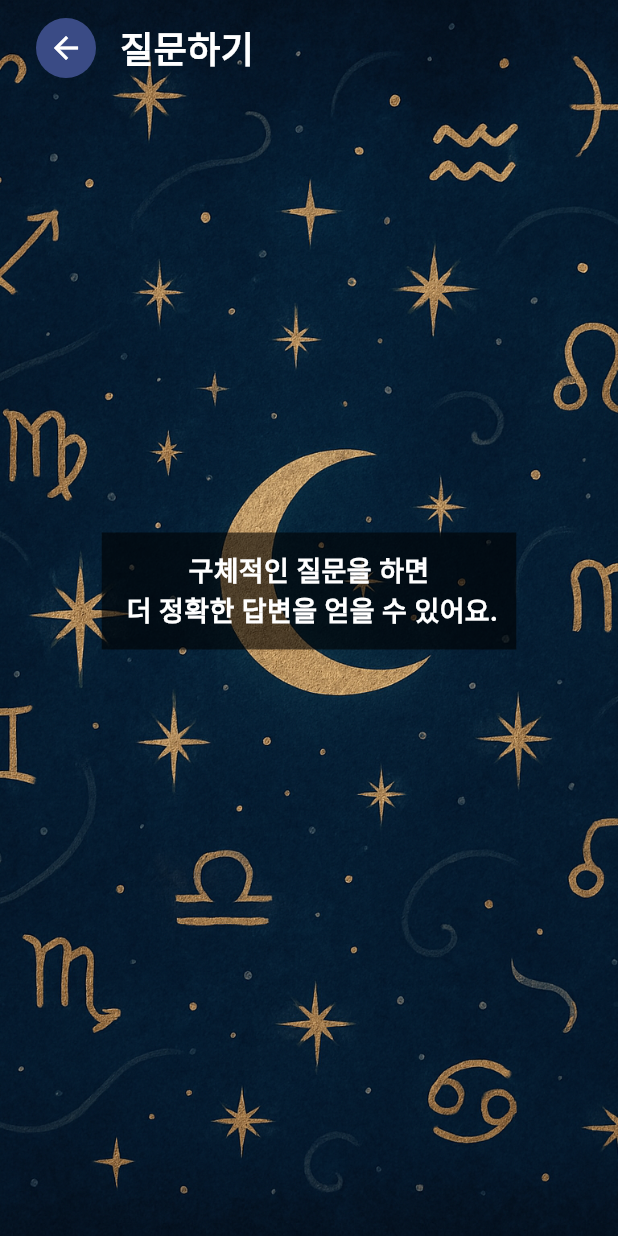
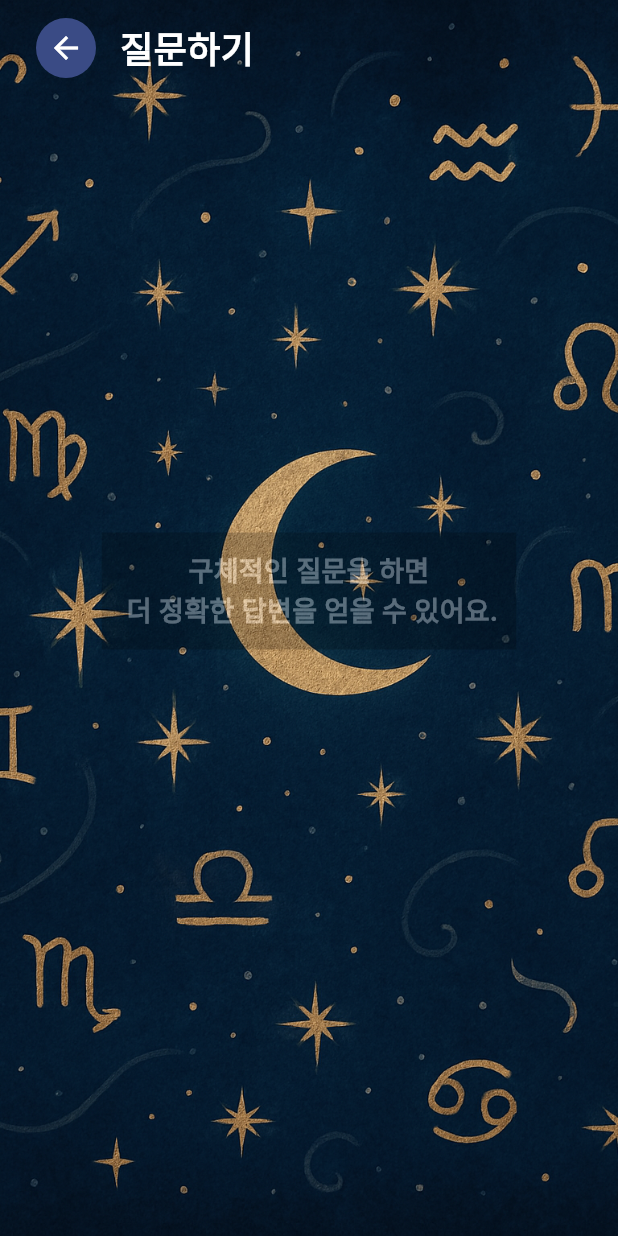
Before and after one commit to choiexe1/book_of_fate, a Flutter app: the screen it shows after launch, after a tap on "질문하기", on a phone screen of 412 x 824 dp. Run offline on Flutter 3.47's test engine with Material 3 defaults, Android fonts, the phone set to English and light mode, and no system bars; our stand-ins replace freezed_annotation, go_router; generated files the repository leaves out were written again; Roboto replaces fonts that are missing (Pretendart).

Commit message:
feat: ask screen

```diff
--- a/lib/presentation/ask/ask_screen.dart
+++ b/lib/presentation/ask/ask_screen.dart
@@ -1,65 +1,29 @@
+import 'package:book_of_fate/presentation/components/background_container.dart';
 import 'package:book_of_fate/presentation/components/gradient_button.dart';
+import 'package:book_of_fate/ui/app_color.dart';
+import 'package:book_of_fate/ui/app_font.dart';
 import 'package:flutter/material.dart';
 import 'package:go_router/go_router.dart';
 
-import 'package:book_of_fate/presentation/components/background_container.dart';
-import 'package:book_of_fate/ui/app_color.dart';
-import 'package:book_of_fate/ui/app_font.dart';
-
 class AskScreen extends StatefulWidget {
   const AskScreen({super.key});
-
   @override
   State<AskScreen> createState() => _AskScreenState();
 }
 
-class _AskScreenState extends State<AskScreen> with TickerProviderStateMixin {
-  int _step = 0;
+class _AskScreenState extends State<AskScreen> {
+  int guideStep = 0;
+  bool _showButton = false;
 
-  late final AnimationController _textFadeController;
-  late final AnimationController _buttonFadeController;
-
-  final List<String> _stepsText = [
+  final List<String> guides = [
     '구체적인 질문을 하면\n 더 정확한 답변을 얻을 수 있어요.',
     '질문을 천천히 떠올려보세요.',
-    '충분히 준비가 된 이후에 답변을 확인해보세요.',
+    '충분히 준비가 됐다면, 답변을 확인해보세요.',
   ];
 
   @override
   void initState() {
     super.initState();
-
-    _textFadeController = AnimationController(
-      vsync: this,
-      duration: const Duration(milliseconds: 800),
-    );
-
-    _buttonFadeController = AnimationController(
-      vsync: this,
-      duration: const Duration(milliseconds: 1000),
-    );
-
-    _startSteps();
-  }
-
-  Future<void> _startSteps() async {
-    for (int i = 0; i < _stepsText.length; i++) {
-      setState(() {
-        _step = i;
-      });
-
-      _textFadeController.forward(from: 0.0);
-      await Future.delayed(const Duration(seconds: 5));
-    }
-
-    _buttonFadeController.forward();
-  }
-
-  @override
-  void dispose() {
-    _textFadeController.dispose();
-    _buttonFadeController.dispose();
-    super.dispose();
   }
 
   @override
@@ -70,11 +34,63 @@ class _AskScreenState extends State<AskScreen> with TickerProviderStateMixin {
         child: SafeArea(
           child: Column(
             children: [
-              Padding(
-                padding: const EdgeInsets.symmetric(
-                  horizontal: 24,
-                  vertical: 12,
+              _buildHeader(context),
+              const Spacer(),
+              TweenAnimationBuilder<double>(
+                key: ValueKey('$guideStep'),
+                tween: Tween(begin: 0.0, end: 1.0),
+                duration: const Duration(seconds: 5),
+                curve: Curves.easeInOut,
+                builder: (context, value, child) {
+                  double opacity;
+                  if (value < 0.3) {
+                    opacity = (value / 0.3).clamp(0.0, 1.0);
+                  } else if (value < 0.7) {
+                    opacity = 1.0;
+                  } else {
+                    if (guideStep == guides.length - 1) {
+                      opacity = 1.0;
+                    } else {
+                      opacity = (1.0 - ((value - 0.7) / 0.3)).clamp(0.0, 1.0);
+                    }
+                  }
+
+                  return Opacity(
+                    opacity: opacity,
+                    child: _buildGuideText(guides[guideStep]),
+                  );
+                },
+                onEnd: () {
+                  setState(() {
+                    if (guideStep < guides.length - 1) {
+                      guideStep++;
+                    } else {
+                      _showButton = true;
+                    }
+                  });
+                },
               ),
+              const SizedBox(height: 40),
+              AnimatedOpacity(
+                opacity: _showButton ? 1.0 : 0.0,
+                duration: const Duration(milliseconds: 500),
+                child: SizedBox(
+                  width: 200,
+                  height: 60,
+                  child: GradientButton(text: '답변보기', onTap: () {}),
+                ),
+              ),
+              const Spacer(),
+            ],
+          ),
+        ),
+      ),
+    );
+  }
+
+  Widget _buildHeader(BuildContext context) {
+    return Padding(
+      padding: const EdgeInsets.symmetric(horizontal: 24, vertical: 12),
       child: Row(
         children: [
           GestureDetector(
@@ -98,50 +114,17 @@ class _AskScreenState extends State<AskScreen> with TickerProviderStateMixin {
           ),
         ],
       ),
-              ),
-              const Spacer(),
-              FadeTransition(
-                opacity: _textFadeController,
-                child: Container(
-                  decoration: BoxDecoration(
-                    color: AppColor.black.withValues(alpha: 0.6),
-                  ),
+    );
+  }
+
+  Widget _buildGuideText(String text) {
+    return Container(
+      decoration: BoxDecoration(color: AppColor.black.withValues(alpha: 0.6)),
       padding: const EdgeInsets.all(12),
       child: Text(
-                    _stepsText[_step],
+        text,
         textAlign: TextAlign.center,
-                    style: AppFont.semiBold.copyWith(
-                      color: AppColor.white,
-                      fontSize: 18,
-                    ),
-                  ),
-                ),
-              ),
-              const SizedBox(height: 40),
-              SizedBox(
-                height: 60,
-                child:
-                    _step == _stepsText.length - 1
-                        ? FadeTransition(
-                          opacity: _buttonFadeController,
-                          child: SizedBox(
-                            width: 200,
-                            child: GradientButton(
-                              text: '답변보기',
-                              onTap: () {
-                                _buttonFadeController.forward();
-                                _textFadeController.reverse();
-                                _step++;
-                              },
-                            ),
-                          ),
-                        )
-                        : const SizedBox(),
-              ),
-              const Spacer(),
-            ],
-          ),
-        ),
+        style: AppFont.semiBold.copyWith(color: AppColor.white, fontSize: 18),
       ),
     );
   }
--- /dev/null
+++ b/lib/presentation/ask/ask_screen_root.dart
@@ -0,0 +1,11 @@
+import 'package:book_of_fate/presentation/ask/ask_screen.dart';
+import 'package:flutter/material.dart';
+
+class AskScreenRoot extends StatelessWidget {
+  const AskScreenRoot({super.key});
+
+  @override
+  Widget build(BuildContext context) {
+    return AskScreen();
+  }
+}
```
Lines whose indentation alone changed are shown as unchanged.
